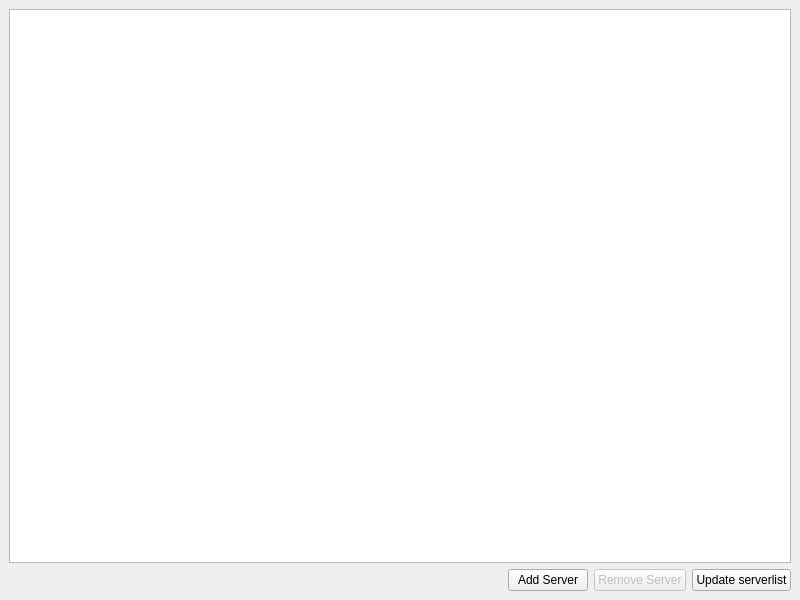
Above: src/mainwindow.ui from GothicMultiplayerAccrescere/Launcher before the change. Below: the same form after it.
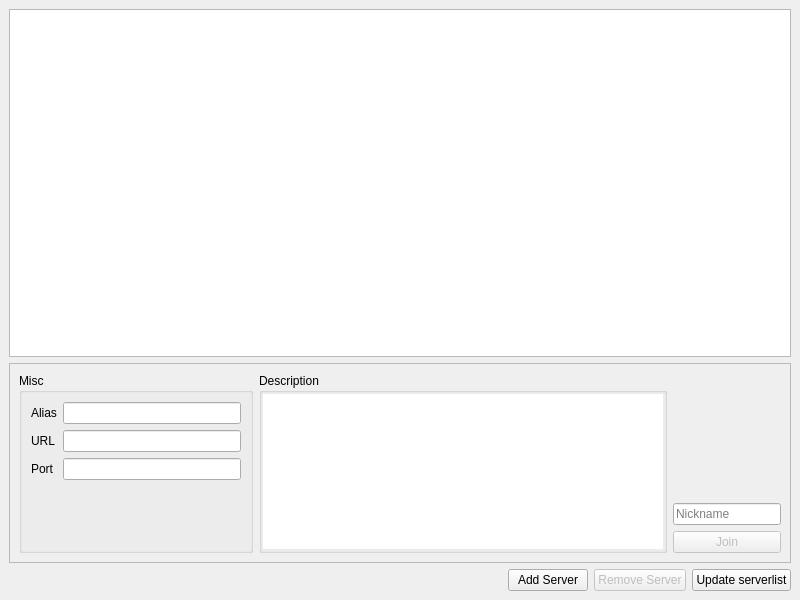
That is the form after the change. Icons and pictures are not drawn.

```diff
--- a/src/mainwindow.ui
+++ b/src/mainwindow.ui
@@ -45,6 +45,193 @@
           </attribute>
          </widget>
         </item>
+        <item>
+         <widget class="QFrame" name="frame">
+          <property name="sizePolicy">
+           <sizepolicy hsizetype="Expanding" vsizetype="Expanding">
+            <horstretch>0</horstretch>
+            <verstretch>0</verstretch>
+           </sizepolicy>
+          </property>
+          <property name="maximumSize">
+           <size>
+            <width>16777215</width>
+            <height>200</height>
+           </size>
+          </property>
+          <property name="frameShape">
+           <enum>QFrame::StyledPanel</enum>
+          </property>
+          <property name="frameShadow">
+           <enum>QFrame::Raised</enum>
+          </property>
+          <layout class="QHBoxLayout" name="horizontalLayout_6">
+           <item>
+            <widget class="QGroupBox" name="groupBox">
+             <property name="sizePolicy">
+              <sizepolicy hsizetype="Expanding" vsizetype="Preferred">
+               <horstretch>0</horstretch>
+               <verstretch>0</verstretch>
+              </sizepolicy>
+             </property>
+             <property name="minimumSize">
+              <size>
+               <width>200</width>
+               <height>0</height>
+              </size>
+             </property>
+             <property name="title">
+              <string>Misc</string>
+             </property>
+             <layout class="QFormLayout" name="formLayout_2">
+              <item row="1" column="0">
+               <widget class="QLabel" name="label_3">
+                <property name="text">
+                 <string>URL</string>
+                </property>
+               </widget>
+              </item>
+              <item row="2" column="0">
+               <widget class="QLabel" name="label_5">
+                <property name="text">
+                 <string>Port</string>
+                </property>
+               </widget>
+              </item>
+              <item row="1" column="1">
+               <widget class="QLineEdit" name="labelUrl">
+                <property name="frame">
+                 <bool>true</bool>
+                </property>
+                <property name="alignment">
+                 <set>Qt::AlignRight|Qt::AlignTrailing|Qt::AlignVCenter</set>
+                </property>
+                <property name="readOnly">
+                 <bool>false</bool>
+                </property>
+               </widget>
+              </item>
+              <item row="2" column="1">
+               <widget class="QLineEdit" name="labelPort">
+                <property name="frame">
+                 <bool>true</bool>
+                </property>
+                <property name="alignment">
+                 <set>Qt::AlignRight|Qt::AlignTrailing|Qt::AlignVCenter</set>
+                </property>
+                <property name="readOnly">
+                 <bool>false</bool>
+                </property>
+               </widget>
+              </item>
+              <item row="0" column="0">
+               <widget class="QLabel" name="label_4">
+                <property name="text">
+                 <string>Alias</string>
+                </property>
+               </widget>
+              </item>
+              <item row="0" column="1">
+               <widget class="QLineEdit" name="editAlias"/>
+              </item>
+             </layout>
+            </widget>
+           </item>
+           <item>
+            <widget class="QGroupBox" name="groupBox_2">
+             <property name="title">
+              <string>Description</string>
+             </property>
+             <layout class="QHBoxLayout" name="horizontalLayout_5">
+              <property name="leftMargin">
+               <number>1</number>
+              </property>
+              <property name="topMargin">
+               <number>1</number>
+              </property>
+              <property name="rightMargin">
+               <number>1</number>
+              </property>
+              <property name="bottomMargin">
+               <number>1</number>
+              </property>
+              <item>
+               <widget class="QPlainTextEdit" name="serverDescription">
+                <property name="minimumSize">
+                 <size>
+                  <width>400</width>
+                  <height>0</height>
+                 </size>
+                </property>
+                <property name="frameShape">
+                 <enum>QFrame::NoFrame</enum>
+                </property>
+                <property name="frameShadow">
+                 <enum>QFrame::Plain</enum>
+                </property>
+                <property name="lineWidth">
+                 <number>0</number>
+                </property>
+                <property name="readOnly">
+                 <bool>true</bool>
+                </property>
+               </widget>
+              </item>
+             </layout>
+            </widget>
+           </item>
+           <item>
+            <layout class="QVBoxLayout" name="verticalLayout_3">
+             <item>
+              <spacer name="verticalSpacer_3">
+               <property name="orientation">
+                <enum>Qt::Vertical</enum>
+               </property>
+               <property name="sizeType">
+                <enum>QSizePolicy::Expanding</enum>
+               </property>
+               <property name="sizeHint" stdset="0">
+                <size>
+                 <width>20</width>
+                 <height>40</height>
+                </size>
+               </property>
+              </spacer>
+             </item>
+             <item>
+              <widget class="QLineEdit" name="nickname">
+               <property name="sizePolicy">
+                <sizepolicy hsizetype="Minimum" vsizetype="Fixed">
+                 <horstretch>0</horstretch>
+                 <verstretch>0</verstretch>
+                </sizepolicy>
+               </property>
+               <property name="minimumSize">
+                <size>
+                 <width>100</width>
+                 <height>0</height>
+                </size>
+               </property>
+               <property name="placeholderText">
+                <string>Nickname</string>
+               </property>
+              </widget>
+             </item>
+             <item>
+              <widget class="QPushButton" name="buttonJoin">
+               <property name="enabled">
+                <bool>false</bool>
+               </property>
+               <property name="text">
+                <string>Join</string>
+               </property>
+              </widget>
+             </item>
+            </layout>
+           </item>
+          </layout>
+         </widget>
+        </item>
         <item>
          <layout class="QHBoxLayout" name="horizontalLayout_4">
           <item>
```
